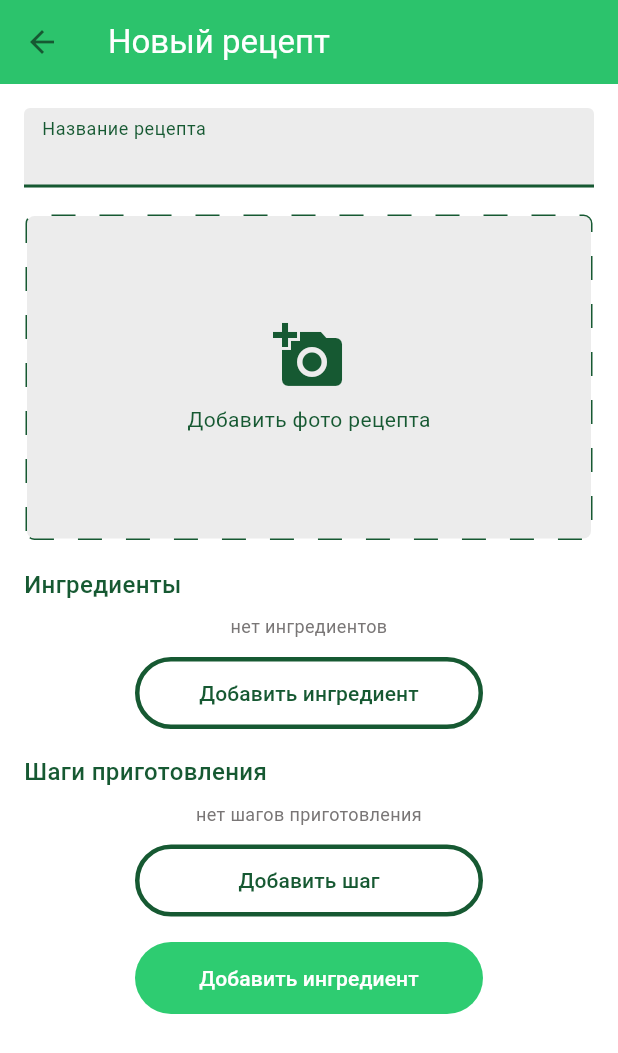
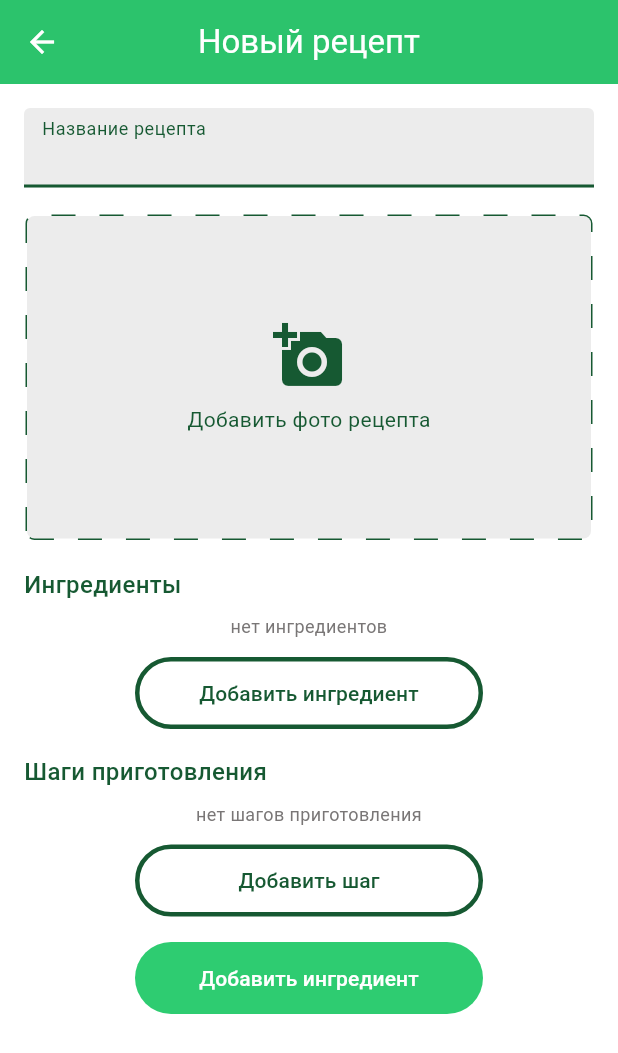
Before and after one commit to rddeveloper2019/flutter_food_otus, a Flutter app: the RecipeFormPage screen opened directly, on a phone screen of 412 x 824 dp. Shown: the top 1053 px of the screen. Run offline on Flutter 3.47's test engine with Material 3 defaults, Android fonts, the phone set to English and light mode, and no system bars; drawn by our look-alikes of dotted_border; network calls fail.

Commit message:
fix theme

```diff
--- a/lib/theme/green_light_theme.dart
+++ b/lib/theme/green_light_theme.dart
@@ -24,10 +24,11 @@ class GreenTheme {
     colorScheme: ColorScheme.fromSwatch(primarySwatch: primarySwatch),
     appBarTheme: AppBarTheme(
       backgroundColor: GreenLightThemeSurfaceColors.accentColor,
-      foregroundColor: Colors.white,
+      foregroundColor: GreenLightThemeSurfaceColors.lightSurface,
       iconTheme: IconThemeData(
-        color: GreenLightThemeTypographyColors.mainTextColor,
+        color: GreenLightThemeSurfaceColors.lightSurface,
       ),
+      centerTitle: true,
     ),
     floatingActionButtonTheme: FloatingActionButtonThemeData(
       shape: const CircleBorder(),
--- a/lib/ui/recipes/recipe_form_page.dart
+++ b/lib/ui/recipes/recipe_form_page.dart
@@ -81,7 +81,7 @@ class _RecipeFormPageState extends State<RecipeFormPage> {
           onPressed: () {
             Navigator.of(context).pop();
           },
-          icon: Icon(Icons.arrow_back, color: context.appColors.mainColor),
+          icon: Icon(Icons.arrow_back),
         ),
       ),
       body: SingleChildScrollView(
```
